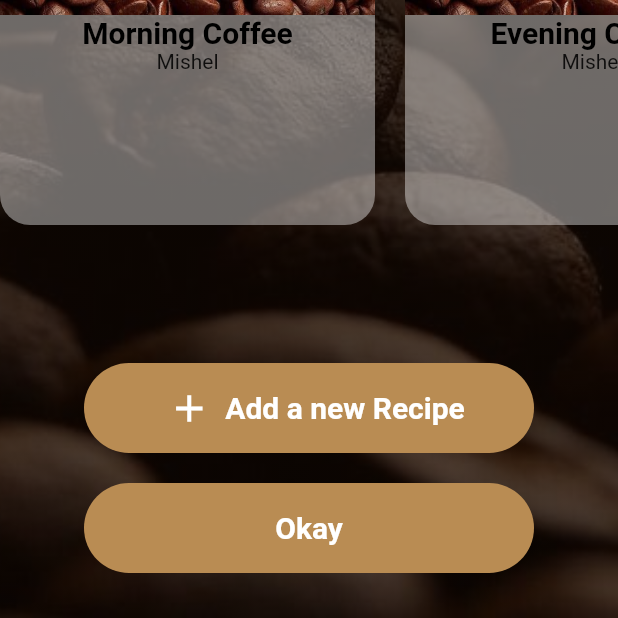
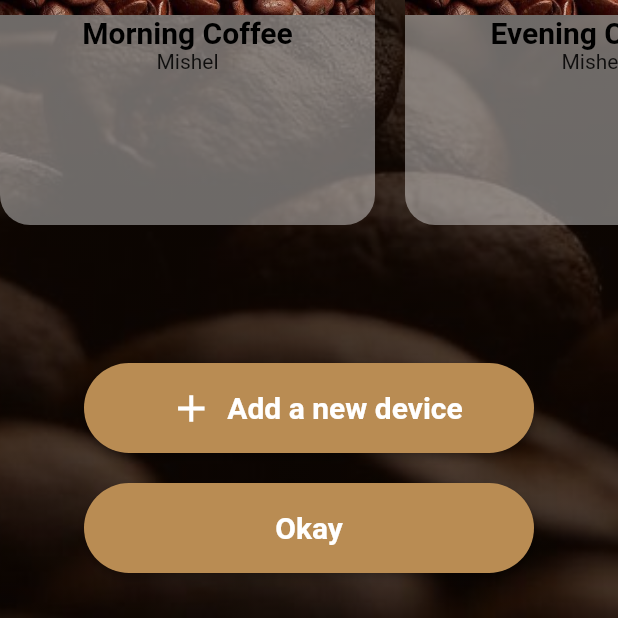
Before and after one commit to ShaznaIsthikar/e17-3yp-Smart-Pour, a Flutter app: the Favorites screen opened directly, on a phone screen of 412 x 824 dp, the part 618-1236 px from its top. Run offline on Flutter 3.47's test engine with Material 2 defaults, Android fonts, the phone set to English and light mode, and no system bars.

Commit message:
flutter app solved the errors in flutter

```diff
--- a/code/Front end/smartpour/lib/main.dart
+++ b/code/Front end/smartpour/lib/main.dart
@@ -1,13 +1,14 @@
 import 'package:flutter/material.dart';
 import 'screens/homepage.dart';
 void main()=> runApp(MyApp());
+// ignore: use_key_in_widget_constructors
 class MyApp extends StatelessWidget {
   @override
   Widget build(BuildContext context) {
     return MaterialApp(
       debugShowCheckedModeBanner: false,
       theme: ThemeData(
-        primaryColor: Color(0xff100702),
+        primaryColor: const Color(0xff100702),
         primarySwatch: Colors.brown,
       ),
       home: HomePage(),
--- a/code/Front end/smartpour/lib/screens/favourites.dart
+++ b/code/Front end/smartpour/lib/screens/favourites.dart
@@ -1,5 +1,4 @@
-import 'dart:async';
-
+// ignore_for_file: prefer_const_constructors
 import 'package:flutter/material.dart';
 
 import '../constant.dart';
@@ -7,14 +6,17 @@ import 'optionspage.dart';
 
 class CardItem {
   final String title;
+  // ignore: non_constant_identifier_names
   final String Name;
 
   const CardItem({
     required this.title,
+    // ignore: non_constant_identifier_names
     required this.Name,
 
   });
 }
+// ignore: use_key_in_widget_constructors
 class Favorites extends StatefulWidget {
 
   @override
@@ -46,7 +48,7 @@ class Favorites extends StatefulWidget {
       body: Stack(
         alignment: Alignment.center,
         children: [
-          Container(
+          SizedBox(
             height: size.height,
             width: size.height,
             child: Image.asset("images/Favourite_bg.jpeg", fit: BoxFit.cover),
@@ -87,7 +89,7 @@ class Favorites extends StatefulWidget {
               ),
             ),
           ),
-          Container(
+          SizedBox(
             height: 300,
             child: ListView.separated(
               scrollDirection: Axis.horizontal,
@@ -95,34 +97,15 @@ class Favorites extends StatefulWidget {
               separatorBuilder: (context,_)=>SizedBox(width: 20,),
               itemBuilder: (context,index)=> recipe(item: items[index]),
             ),) ,
-            Positioned(bottom: 110,child: SizedBox(height: 60,width: 300,child: FlatButton(shape: RoundedRectangleBorder(borderRadius: BorderRadius.circular(30),),color: primaryColor,
-                  onPressed: () => _addRecipe(context),
+            Positioned(bottom: 110,child: SizedBox(height: 60,width: 300,child: ElevatedButton(onPressed: () => _addRecipe(context),style: ElevatedButton.styleFrom(shape: RoundedRectangleBorder(
+               borderRadius: BorderRadius.circular(30.0),),primary: Color(0xffB98C53),),
                child: Row(mainAxisAlignment: MainAxisAlignment.center,children:[IconButton(onPressed: () {},icon: Icon(Icons.add_outlined,color: Colors.white,size: 30.0,),),
-                      Text("Add a new Recipe",style: TextStyle(fontSize: 20,fontWeight: FontWeight.bold,color: Colors.white,),),] ),),),
+                   Text("Add a new device",style: TextStyle(fontSize: 20,fontWeight: FontWeight.bold,color: Colors.white,),),] ),),),
                   ),
             Positioned(bottom: 30,child: SizedBox(height: 60,width: 300,
-              child: FlatButton(
-                shape: RoundedRectangleBorder(
-                  borderRadius: BorderRadius.circular(30),
-                ),
-                color: primaryColor,
-                onPressed: () => Navigator.push(
-                  context,
-                  MaterialPageRoute(
-                    builder: (_) => OptionsPage(),
-                  ),
-                ),
-                child: Text(
-                  "Okay",
-                  style: TextStyle(
-                    fontSize: 20,
-                    fontWeight: FontWeight.bold,
-                    color: Colors.white,
-                  ),
-                ),
-              ),
-            ),
-          ),
+              child: ElevatedButton(onPressed: () => Navigator.push(context,MaterialPageRoute(builder: (_) => OptionsPage(),),),style: ElevatedButton.styleFrom(shape: RoundedRectangleBorder(
+               borderRadius: BorderRadius.circular(30.0),),primary: Color(0xffB98C53)),
+               child: Text("Okay",style: TextStyle(fontSize: 20,fontWeight: FontWeight.bold,color: Colors.white,),),),),),
         ],
       ),
     );
@@ -150,9 +133,6 @@ class Favorites extends StatefulWidget {
           title: Text("Add Recipe",),
           content: Form(
             key: formKey,
-            child: Container(
-              //decoration: BoxDecoration(borderRadius: BorderRadius.circular(20),color: Colors.white.withOpacity(0.5),),
-              //width: double.infinity,
             child: Column(
               mainAxisSize: MainAxisSize.min,
               children: [
@@ -186,14 +166,13 @@ class Favorites extends StatefulWidget {
               ],
             ),
           ),
-          ),
           actions: [
-             FlatButton(shape: RoundedRectangleBorder(borderRadius: BorderRadius.circular(30),),color: primaryColor,
-             onPressed:(){
+             ElevatedButton(onPressed:(){
                if(formKey.currentState!.validate()){Navigator.of(context).pop();}
 
-             },
-             child: Text("Done",style: TextStyle(fontSize: 20,fontWeight: FontWeight.bold,color:Colors.white),),),
+             },style: ElevatedButton.styleFrom(shape: RoundedRectangleBorder(
+               borderRadius: BorderRadius.circular(30.0),),primary: Color(0xffB98C53)),
+               child: Text("Done",style: TextStyle(fontSize: 20,fontWeight: FontWeight.bold,color: Colors.white,),),)
           ],
         );
         },
--- a/code/Front end/smartpour/lib/screens/ingredients.dart
+++ b/code/Front end/smartpour/lib/screens/ingredients.dart
@@ -1,4 +1,6 @@
+// ignore_for_file: prefer_const_constructors
 import 'package:flutter/material.dart';
+// ignore: use_key_in_widget_constructors
 class Ingredients extends StatelessWidget {
 
 
@@ -125,6 +127,7 @@ class Ingredients extends StatelessWidget {
                  ),),
                  SizedBox(height: 50,),
                  Container(alignment: Alignment.center,margin:EdgeInsets.only(left: 10,right: 10),padding: EdgeInsets.only(top: 8,left: 8),height: 80,width: 200,decoration: BoxDecoration(borderRadius: BorderRadius.circular(10),color: Colors.white.withOpacity(0.4),),child: Column(
+                   // ignore: prefer_const_literals_to_create_immutables
                    children: [
                      Text("Last Refilled",style: TextStyle(fontSize: 18,fontWeight: FontWeight.bold,color:Colors.black),),
                      SizedBox(height: 10,),
```
Also changed, not shown: code/Front end/smartpour/lib/screens/devicepage.dart (+15 -22 lines), code/Front end/smartpour/lib/screens/homepage.dart (+13 -31 lines), code/Front end/smartpour/lib/screens/login.dart (+15 -18 lines), code/Front end/smartpour/lib/screens/optionspage.dart (+5 -3 lines), code/Front end/smartpour/lib/screens/schedule.dart (+11 -12 lines), code/Front end/smartpour/lib/screens/signup.dart (+14 -18 lines), code/Front end/smartpour/lib/screens/upcoming.dart (+12 -15 lines), 1 other file. Lines whose indentation alone changed are shown as unchanged.
